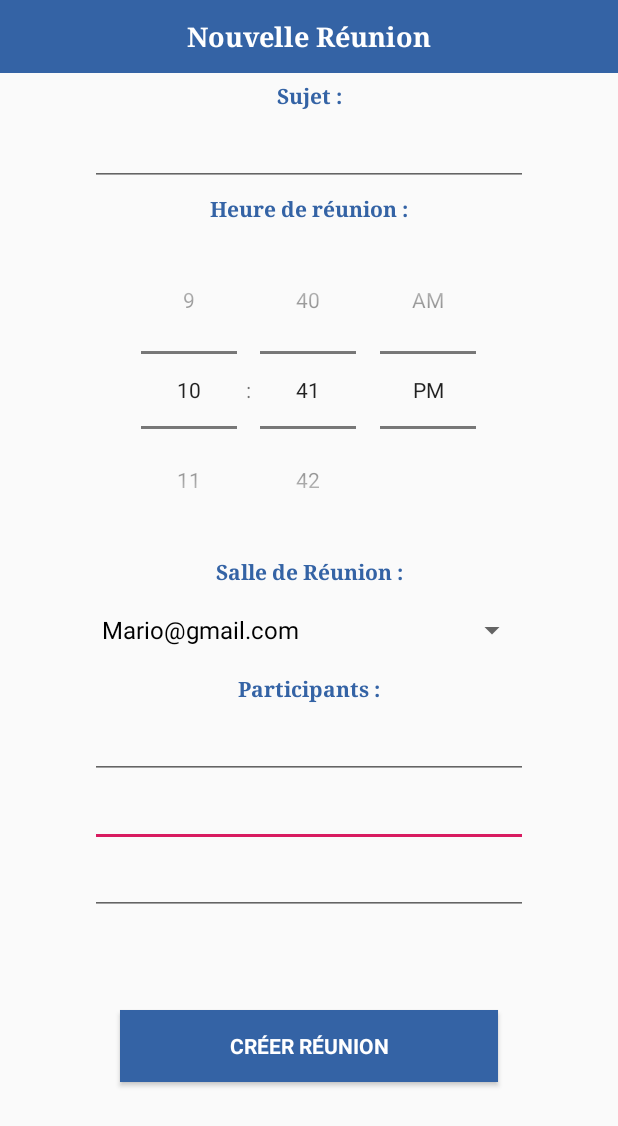
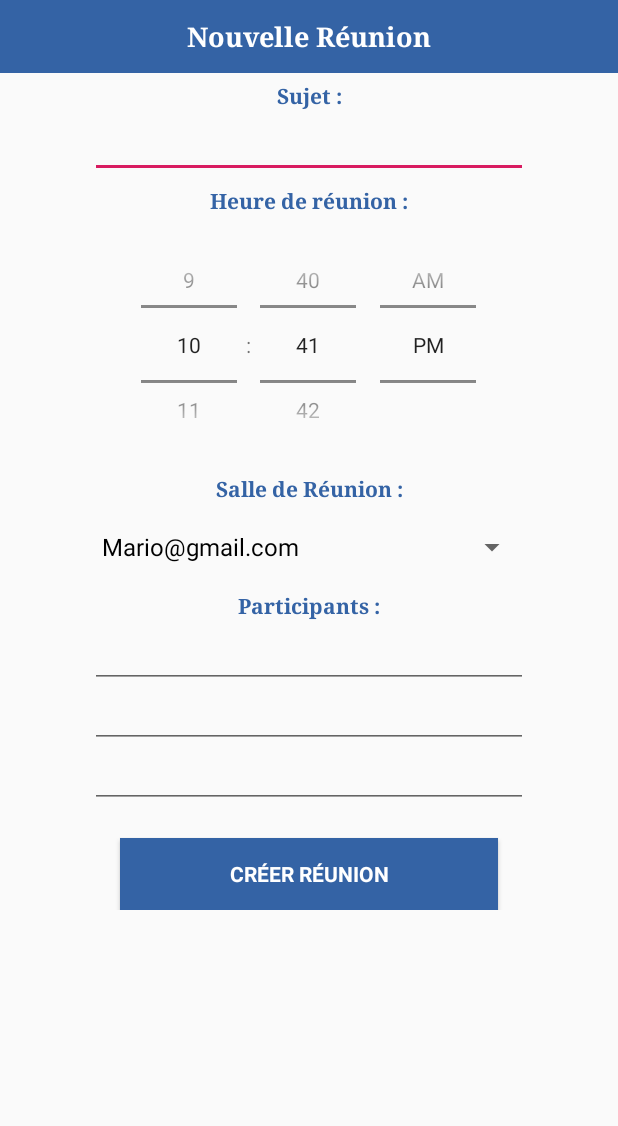
Before and after one commit to vincent582/mareu, an Android app: the CreateMeetingFragment screen opened directly, with no data from a screen before it, on a phone screen of 412 x 824 dp. Shown: the top 1126 px of the screen. Run offline under Robolectric (Android 15) with nearby library versions, the phone set to English and light mode, and no system bars; our stand-ins replace ButterKnife.

Commit message:
-create Room model

```diff
--- a/app/src/main/java/com/pdv/mareu/ApiService/MeetingGeneratorApi.java
+++ b/app/src/main/java/com/pdv/mareu/ApiService/MeetingGeneratorApi.java
@@ -1,6 +1,9 @@
 package com.pdv.mareu.ApiService;
 
 import com.pdv.mareu.Model.Meeting;
+import com.pdv.mareu.Model.Room;
+
+import java.lang.reflect.Array;
 import java.util.ArrayList;
 import java.util.Arrays;
 import java.util.List;
@@ -13,10 +16,23 @@ public abstract class MeetingGeneratorApi {
             "peach@gmail.com"
     );
 
+    public static List<Room> ROOM_LIST = Arrays.asList(
+            new Room("Salle 1",true),
+            new Room("Salle 2",true),
+            new Room("Salle 3",true),
+            new Room("Salle 4",true),
+            new Room("Salle 5",true),
+            new Room("Salle 6",true),
+            new Room("Salle 7",true),
+            new Room("Salle 8",true),
+            new Room("Salle 9",true),
+            new Room("Salle 10",true)
+    );
+
     public static List<Meeting> FAKE_MEETING = Arrays.asList(
             new Meeting("Peach","Réunion A",MAILS,"13h30"),
             new Meeting("Mario","Réunion B",MAILS,"15h30"),
-            new Meeting("Luigi","Réunion C",MAILS,"18h00")
+            new Meeting(ROOM_LIST.get(4).getName(),"Réunion C",MAILS,"18h00")
     );
 
     static List<Meeting> generateMeeting() {
--- /dev/null
+++ b/app/src/main/java/com/pdv/mareu/Model/Room.java
@@ -0,0 +1,27 @@
+package com.pdv.mareu.Model;
+
+public class Room {
+    private String name;
+    private Boolean isAvailable;
+
+    public Room(String name, Boolean isAvailable) {
+        this.name = name;
+        this.isAvailable = isAvailable;
+    }
+
+    public String getName() {
+        return name;
+    }
+
+    public void setName(String name) {
+        this.name = name;
+    }
+
+    public Boolean getAvailable() {
+        return isAvailable;
+    }
+
+    public void setAvailable(Boolean available) {
+        isAvailable = available;
+    }
+}
--- a/app/src/main/java/com/pdv/mareu/Ui/MainActivity/MeetingItemViewHolder.java
+++ b/app/src/main/java/com/pdv/mareu/Ui/MainActivity/MeetingItemViewHolder.java
@@ -35,7 +35,7 @@ public class MeetingItemViewHolder extends RecyclerView.ViewHolder {
         List<String> mails = meeting.getMailContributor();
         String textmails = "";
         for (String mail: mails){
-            textmails += mail+",";
+            textmails += mail+" , ";
         }
         this.mails.setText(textmails);
 
--- a/app/src/main/res/layout/fragment_create_meeting.xml
+++ b/app/src/main/res/layout/fragment_create_meeting.xml
@@ -1,75 +1,18 @@
 <?xml version="1.0" encoding="utf-8"?>
-<android.support.constraint.ConstraintLayout xmlns:android="http://schemas.android.com/apk/res/android"
+
+<ScrollView
+    xmlns:android="http://schemas.android.com/apk/res/android"
     xmlns:app="http://schemas.android.com/apk/res-auto"
-    xmlns:tools="http://schemas.android.com/tools"
+    xmlns:tools="http://schemas.android.com/tools" android:layout_height="match_parent" android:layout_width="match_parent">
+<LinearLayout
     android:layout_width="match_parent"
     android:layout_height="match_parent"
+    android:orientation="vertical"
     tools:context=".Ui.CreateMeetingActivity.CreateMeetingActivity">
-
-    <EditText
-        android:id="@+id/contributor_2_et"
-        android:layout_width="0dp"
-        android:layout_height="wrap_content"
-        android:layout_marginStart="60dp"
-        android:layout_marginEnd="60dp"
-        android:fontFamily="serif"
-        android:textAlignment="center"
-        android:textColor="@color/colorPrimaryDark"
-        android:textSize="18sp"
-        android:textStyle="bold"
-        app:layout_constraintEnd_toEndOf="parent"
-        app:layout_constraintStart_toStartOf="parent"
-        app:layout_constraintTop_toBottomOf="@id/contributor_1_et" />
-
-    <EditText
-        android:id="@+id/contributor_3_et"
-        android:layout_width="0dp"
-        android:layout_height="wrap_content"
-        android:layout_marginStart="60dp"
-        android:layout_marginEnd="60dp"
-        android:fontFamily="serif"
-        android:textAlignment="center"
-        android:textColor="@color/colorPrimaryDark"
-        android:textSize="18sp"
-        android:textStyle="bold"
-        app:layout_constraintEnd_toEndOf="parent"
-        app:layout_constraintStart_toStartOf="parent"
-        app:layout_constraintTop_toBottomOf="@id/contributor_2_et" />
-
-    <EditText
-        android:id="@+id/contributor_1_et"
-        android:layout_width="0dp"
-        android:layout_height="wrap_content"
-        android:layout_marginStart="60dp"
-        android:layout_marginEnd="60dp"
-        android:fontFamily="serif"
-        android:textAlignment="center"
-        android:textColor="@color/colorPrimaryDark"
-        android:textSize="18sp"
-        android:textStyle="bold"
-        app:layout_constraintEnd_toEndOf="parent"
-        app:layout_constraintStart_toStartOf="parent"
-        app:layout_constraintTop_toBottomOf="@id/contributor_tv" />
-
-    <TextView
-        android:id="@+id/contributor_tv"
-        android:layout_width="0dp"
-        android:layout_height="wrap_content"
-        android:fontFamily="serif"
-        android:padding="5dp"
-        android:text="Participants :"
-        android:textAlignment="center"
-        android:textColor="@color/colorPrimaryDark"
-        android:textSize="14sp"
-        android:textStyle="bold"
-        app:layout_constraintEnd_toEndOf="parent"
-        app:layout_constraintHorizontal_bias="0.0"
-        app:layout_constraintStart_toStartOf="parent"
-        app:layout_constraintTop_toBottomOf="@id/roomSpinner_sp" />
 
     <TextView
         android:id="@+id/title_new_meeting_tv"
-        android:layout_width="0dp"
+        android:layout_width="match_parent"
         android:layout_height="wrap_content"
         android:background="@color/colorPrimaryDark"
         android:fontFamily="serif"
@@ -78,14 +21,11 @@
         android:textAlignment="center"
         android:textColor="@android:color/white"
         android:textSize="18sp"
-        android:textStyle="bold"
-        app:layout_constraintEnd_toEndOf="parent"
-        app:layout_constraintStart_toStartOf="parent"
-        app:layout_constraintTop_toTopOf="parent" />
+        android:textStyle="bold" />
 
     <TextView
         android:id="@+id/subject_tv"
-        android:layout_width="0dp"
+        android:layout_width="match_parent"
         android:layout_height="wrap_content"
         android:fontFamily="serif"
         android:padding="5dp"
@@ -93,29 +33,23 @@
         android:textAlignment="center"
         android:textColor="@color/colorPrimaryDark"
         android:textSize="14sp"
-        android:textStyle="bold"
-        app:layout_constraintEnd_toEndOf="parent"
-        app:layout_constraintStart_toStartOf="parent"
-        app:layout_constraintTop_toBottomOf="@+id/title_new_meeting_tv" />
+        android:textStyle="bold" />
 
     <EditText
         android:id="@+id/create_meeting_subject_et"
-        android:layout_width="0dp"
+        android:layout_width="match_parent"
         android:layout_height="wrap_content"
         android:layout_marginStart="60dp"
         android:layout_marginEnd="60dp"
         android:fontFamily="serif"
         android:textAlignment="center"
         android:textColor="@color/colorPrimaryDark"
-        android:textSize="18sp"
-        android:textStyle="bold"
-        app:layout_constraintEnd_toEndOf="parent"
-        app:layout_constraintStart_toStartOf="parent"
-        app:layout_constraintTop_toBottomOf="@id/subject_tv" />
+        android:textSize="14sp"
+        android:textStyle="bold" />
 
     <TextView
         android:id="@+id/meeting_time_tv"
-        android:layout_width="0dp"
+        android:layout_width="match_parent"
         android:layout_height="wrap_content"
         android:fontFamily="serif"
         android:padding="5dp"
@@ -123,14 +57,19 @@
         android:textAlignment="center"
         android:textColor="@color/colorPrimaryDark"
         android:textSize="14sp"
-        android:textStyle="bold"
-        app:layout_constraintEnd_toEndOf="parent"
-        app:layout_constraintStart_toStartOf="parent"
-        app:layout_constraintTop_toBottomOf="@id/create_meeting_subject_et" />
+        android:textStyle="bold" />
+
+    <TimePicker
+        android:id="@+id/time_dp"
+        android:layout_width="match_parent"
+        android:layout_height="162dp"
+        android:headerBackground="@color/colorPrimaryDark"
+        android:numbersSelectorColor="@color/colorPrimaryDark"
+        android:timePickerMode="spinner" />
 
     <TextView
         android:id="@+id/meeting_room_tv"
-        android:layout_width="0dp"
+        android:layout_width="match_parent"
         android:layout_height="wrap_content"
         android:fontFamily="serif"
         android:padding="5dp"
@@ -138,49 +77,76 @@
         android:textAlignment="center"
         android:textColor="@color/colorPrimaryDark"
         android:textSize="14sp"
-        android:textStyle="bold"
-        app:layout_constraintEnd_toEndOf="parent"
-        app:layout_constraintStart_toStartOf="parent"
-        app:layout_constraintTop_toBottomOf="@id/time_dp" />
-
-    <TimePicker
-        android:id="@+id/time_dp"
-        android:layout_width="match_parent"
-        android:layout_height="0dp"
-        android:headerBackground="@color/colorPrimaryDark"
-        android:numbersSelectorColor="@color/colorPrimaryDark"
-        android:timePickerMode="spinner"
-        app:layout_constraintEnd_toEndOf="parent"
-        app:layout_constraintStart_toStartOf="parent"
-        app:layout_constraintTop_toBottomOf="@id/meeting_time_tv" />
+        android:textStyle="bold" />
 
     <Spinner
         android:id="@+id/roomSpinner_sp"
         android:layout_width="match_parent"
         android:layout_height="wrap_content"
         android:layout_marginStart="60dp"
+        android:layout_marginEnd="60dp" />
+
+    <TextView
+        android:id="@+id/contributor_tv"
+        android:layout_width="match_parent"
+        android:layout_height="wrap_content"
+        android:fontFamily="serif"
+        android:padding="5dp"
+        android:text="Participants :"
+        android:textAlignment="center"
+        android:textColor="@color/colorPrimaryDark"
+        android:textSize="14sp"
+        android:textStyle="bold" />
+
+    <EditText
+        android:id="@+id/contributor_1_et"
+        android:layout_width="match_parent"
+        android:layout_height="wrap_content"
+        android:layout_marginStart="60dp"
         android:layout_marginEnd="60dp"
-        app:layout_constraintEnd_toEndOf="parent"
-        app:layout_constraintStart_toStartOf="parent"
-        app:layout_constraintTop_toBottomOf="@+id/meeting_room_tv" />
+        android:fontFamily="serif"
+        android:textAlignment="center"
+        android:textColor="@color/colorPrimaryDark"
+        android:textSize="14sp"
+        android:textStyle="bold" />
+
+    <EditText
+        android:id="@+id/contributor_2_et"
+        android:layout_width="match_parent"
+        android:layout_height="wrap_content"
+        android:layout_marginStart="60dp"
+        android:layout_marginEnd="60dp"
+        android:fontFamily="serif"
+        android:textAlignment="center"
+        android:textColor="@color/colorPrimaryDark"
+        android:textSize="14sp"
+        android:textStyle="bold" />
+
+    <EditText
+        android:id="@+id/contributor_3_et"
+        android:layout_width="match_parent"
+        android:layout_height="wrap_content"
+        android:layout_marginStart="60dp"
+        android:layout_marginEnd="60dp"
+        android:fontFamily="serif"
+        android:textAlignment="center"
+        android:textColor="@color/colorPrimaryDark"
+        android:textSize="14sp"
+        android:textStyle="bold" />
 
     <Button
         android:id="@+id/create_meeting_btn"
-        android:layout_width="0dp"
+        android:layout_width="match_parent"
         android:layout_height="wrap_content"
         android:layout_marginStart="80dp"
-        android:layout_marginTop="32dp"
+        android:layout_marginTop="20dp"
         android:layout_marginEnd="80dp"
-        android:layout_marginBottom="71dp"
         android:background="@color/colorPrimaryDark"
         android:fontFamily="sans-serif"
         android:text="Créer réunion"
         android:textAlignment="center"
         android:textColor="@android:color/white"
         android:textSize="14sp"
-        android:textStyle="bold"
-        app:layout_constraintBottom_toBottomOf="parent"
-        app:layout_constraintEnd_toEndOf="parent"
-        app:layout_constraintStart_toStartOf="parent"
-        app:layout_constraintTop_toBottomOf="@+id/contributor_3_et" />
-</android.support.constraint.ConstraintLayout>
+        android:textStyle="bold" />
+
+</LinearLayout></ScrollView>
```
Also changed, not shown: app/src/main/res/layout/fragment_list_meeting_recycler_view.xml (line endings or trailing spaces).
